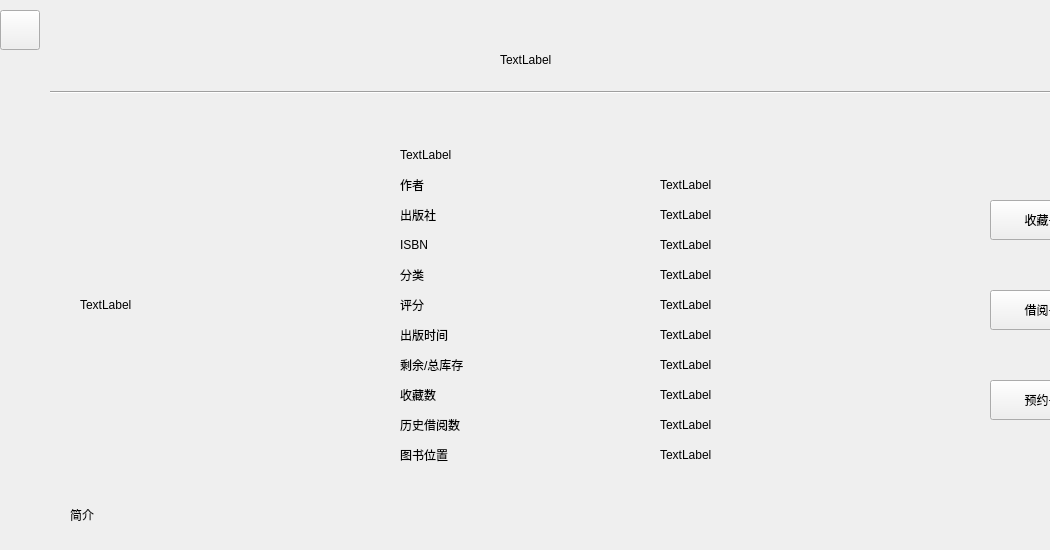
Old version of the form BMS/view/bookdetails.ui in the repository adventurer-w/Books-Management-System; both pictures show x 0 to 1050 and y 0 to 550 of the 1300 by 730 pixel window.
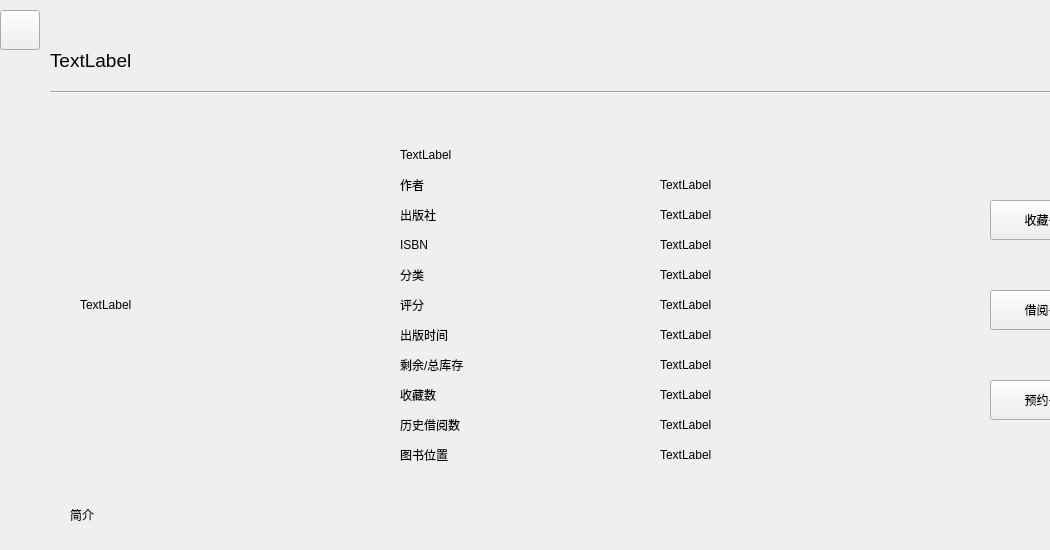
New version of the form.

Diff of the .ui file:
```diff
--- a/BMS/view/bookdetails.ui
+++ b/BMS/view/bookdetails.ui
@@ -16,12 +16,18 @@
   <widget class="QLabel" name="lb_bookname1">
    <property name="geometry">
     <rect>
-     <x>500</x>
+     <x>50</x>
      <y>40</y>
      <width>171</width>
      <height>40</height>
     </rect>
    </property>
+   <property name="font">
+    <font>
+     <family>Arial</family>
+     <pointsize>14</pointsize>
+    </font>
+   </property>
    <property name="text">
     <string>TextLabel</string>
    </property>
@@ -226,7 +232,7 @@
     <rect>
      <x>660</x>
      <y>260</y>
-     <width>200</width>
+     <width>280</width>
      <height>30</height>
     </rect>
    </property>
@@ -239,7 +245,7 @@
     <rect>
      <x>660</x>
      <y>350</y>
-     <width>200</width>
+     <width>280</width>
      <height>30</height>
     </rect>
    </property>
@@ -252,7 +258,7 @@
     <rect>
      <x>660</x>
      <y>320</y>
-     <width>200</width>
+     <width>280</width>
      <height>30</height>
     </rect>
    </property>
@@ -265,7 +271,7 @@
     <rect>
      <x>660</x>
      <y>290</y>
-     <width>200</width>
+     <width>280</width>
      <height>30</height>
     </rect>
    </property>
@@ -278,7 +284,7 @@
     <rect>
      <x>660</x>
      <y>410</y>
-     <width>200</width>
+     <width>280</width>
      <height>30</height>
     </rect>
    </property>
@@ -291,7 +297,7 @@
     <rect>
      <x>660</x>
      <y>230</y>
-     <width>200</width>
+     <width>280</width>
      <height>30</height>
     </rect>
    </property>
@@ -304,7 +310,7 @@
     <rect>
      <x>660</x>
      <y>440</y>
-     <width>200</width>
+     <width>280</width>
      <height>30</height>
     </rect>
    </property>
@@ -317,7 +323,7 @@
     <rect>
      <x>660</x>
      <y>380</y>
-     <width>200</width>
+     <width>280</width>
      <height>30</height>
     </rect>
    </property>
@@ -330,7 +336,7 @@
     <rect>
      <x>660</x>
      <y>200</y>
-     <width>200</width>
+     <width>280</width>
      <height>30</height>
     </rect>
    </property>
@@ -343,7 +349,7 @@
     <rect>
      <x>660</x>
      <y>170</y>
-     <width>200</width>
+     <width>280</width>
      <height>30</height>
     </rect>
    </property>
```
